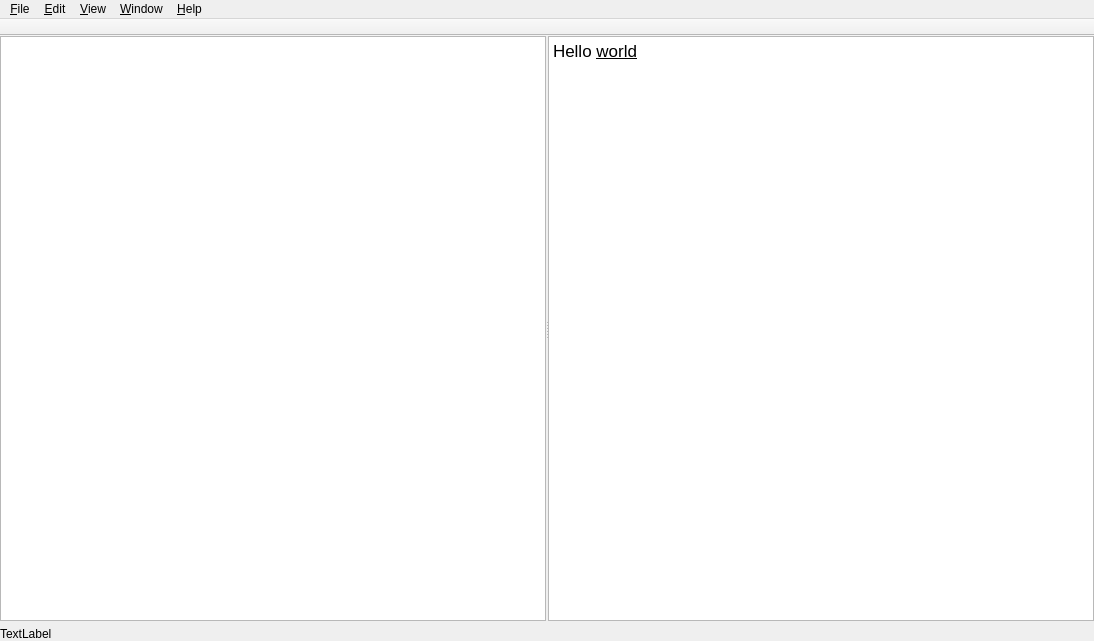
Above: UI-Qt/QUDocumentWindow.ui from frinkr/FontViewer before the change. Below: the same form after it.
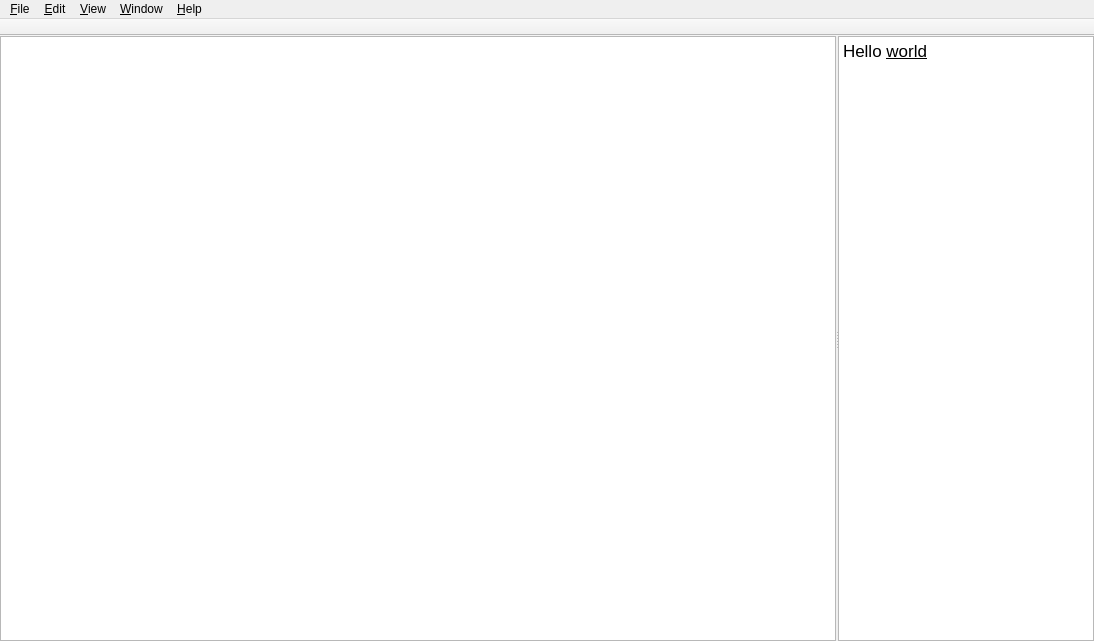
That is the form after the change. Custom widgets are drawn as their Qt base class.

Commit message: font name

Patch:
```diff
--- a/UI-Qt/QUDocumentWindow.ui
+++ b/UI-Qt/QUDocumentWindow.ui
@@ -42,6 +42,12 @@
        <bool>true</bool>
       </property>
       <widget class="QUGlyphListView" name="listView">
+       <property name="sizePolicy">
+        <sizepolicy hsizetype="Expanding" vsizetype="Expanding">
+         <horstretch>1</horstretch>
+         <verstretch>0</verstretch>
+        </sizepolicy>
+       </property>
        <property name="dragDropMode">
         <enum>QAbstractItemView::DragDrop</enum>
        </property>
@@ -71,9 +77,6 @@
          <verstretch>0</verstretch>
         </sizepolicy>
        </property>
-       <property name="styleSheet">
-        <string notr="true"/>
-       </property>
        <property name="lineWrapMode">
         <enum>QTextEdit::NoWrap</enum>
        </property>
@@ -81,25 +84,12 @@
         <string>&lt;!DOCTYPE HTML PUBLIC &quot;-//W3C//DTD HTML 4.0//EN&quot; &quot;http://www.w3.org/TR/REC-html40/strict.dtd&quot;&gt;
 &lt;html&gt;&lt;head&gt;&lt;meta name=&quot;qrichtext&quot; content=&quot;1&quot; /&gt;&lt;style type=&quot;text/css&quot;&gt;
 p, li { white-space: pre-wrap; }
-&lt;/style&gt;&lt;/head&gt;&lt;body style=&quot; font-family:'.SF NS Text'; font-size:13pt; font-weight:400; font-style:normal;&quot;&gt;
-&lt;p style=&quot; margin-top:0px; margin-bottom:0px; margin-left:0px; margin-right:0px; -qt-block-indent:0; text-indent:0px;&quot;&gt;Hello &lt;span style=&quot; text-decoration: underline;&quot;&gt;world&lt;/span&gt;&lt;/p&gt;&lt;/body&gt;&lt;/html&gt;</string>
+&lt;/style&gt;&lt;/head&gt;&lt;body style=&quot; font-family:'SimSun'; font-size:9pt; font-weight:400; font-style:normal;&quot;&gt;
+&lt;p style=&quot; margin-top:0px; margin-bottom:0px; margin-left:0px; margin-right:0px; -qt-block-indent:0; text-indent:0px;&quot;&gt;&lt;span style=&quot; font-family:'.SF NS Text'; font-size:13pt;&quot;&gt;Hello &lt;/span&gt;&lt;span style=&quot; font-family:'.SF NS Text'; font-size:13pt; text-decoration: underline;&quot;&gt;world&lt;/span&gt;&lt;/p&gt;&lt;/body&gt;&lt;/html&gt;</string>
        </property>
       </widget>
      </widget>
     </item>
-    <item>
-     <widget class="QLabel" name="fileLabel">
-      <property name="sizePolicy">
-       <sizepolicy hsizetype="Preferred" vsizetype="Fixed">
-        <horstretch>0</horstretch>
-        <verstretch>0</verstretch>
-       </sizepolicy>
-      </property>
-      <property name="text">
-       <string>TextLabel</string>
-      </property>
-     </widget>
-    </item>
    </layout>
   </widget>
   <widget class="QToolBar" name="toolBar">
```
Left out of the diff: 2 changed lines with no effect on the pictures. The commit also changes 4 other files.
